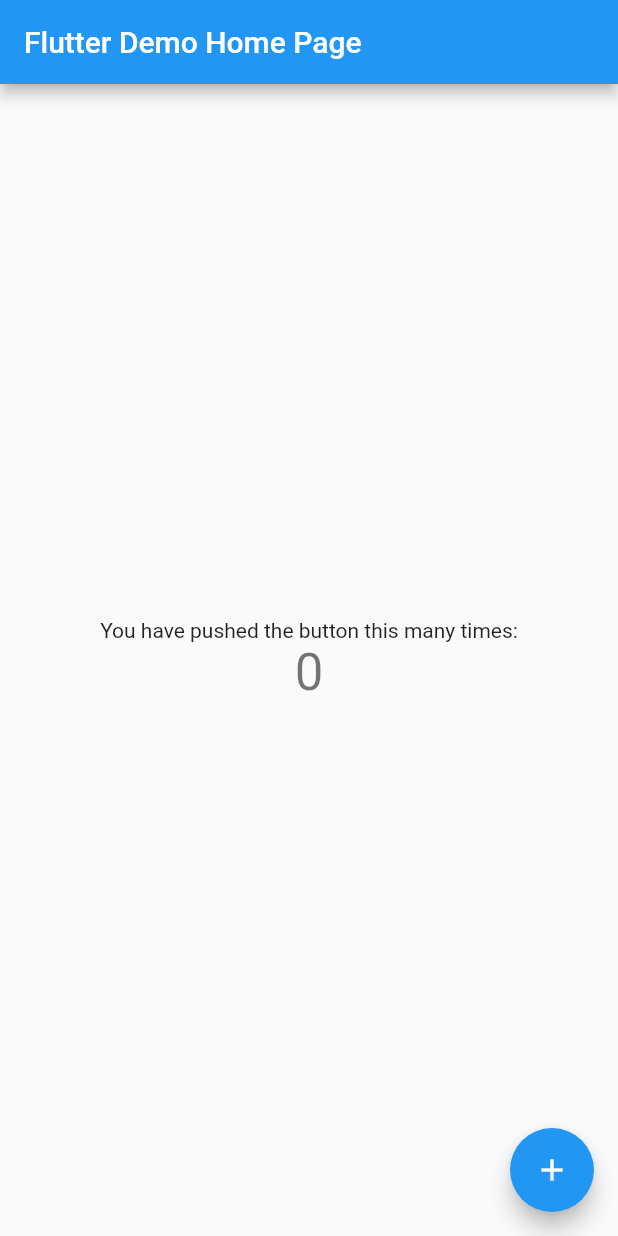
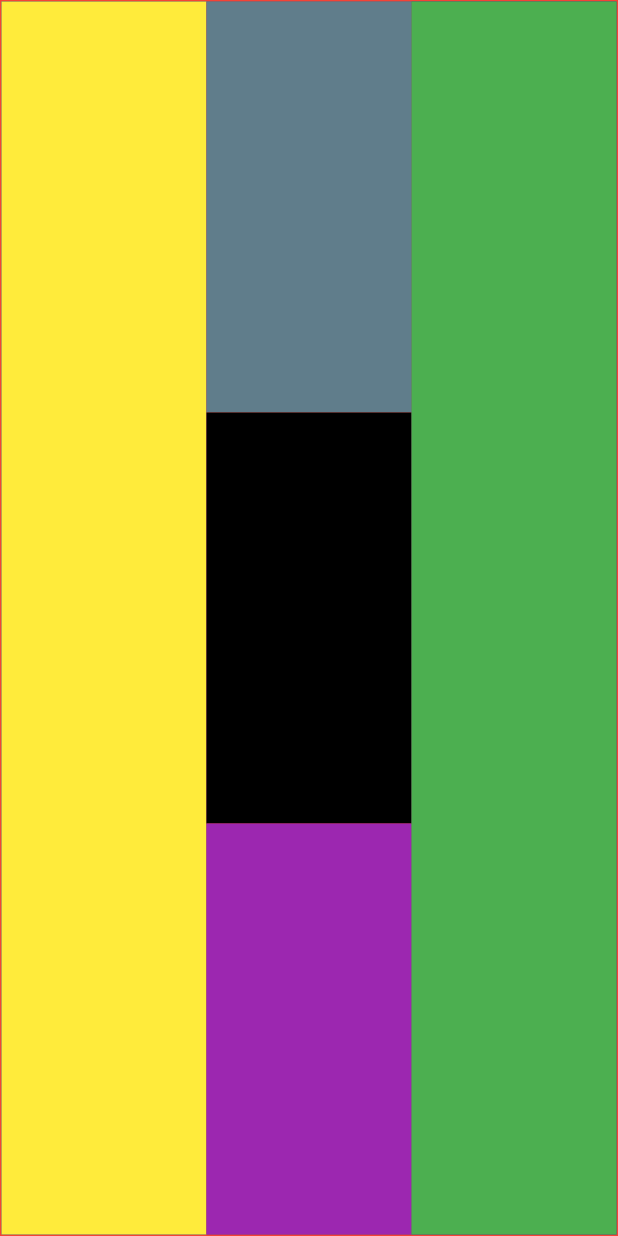
Before and after one commit to SteveLorde/MiniFlutterProject, a Flutter app: the screen it shows after launch, on a phone screen of 412 x 824 dp. Run offline on Flutter 3.47's test engine with Material 2 defaults, Android fonts, the light colour scheme and no system bars.

Commit message:
First Layout

```diff
--- a/miniflutterproject/lib/main.dart
+++ b/miniflutterproject/lib/main.dart
@@ -7,109 +7,74 @@
 class MyApp extends StatelessWidget {
   const MyApp({Key? key}) : super(key: key);
 
-  // This widget is the root of your application.
   @override
   Widget build(BuildContext context) {
     return MaterialApp(
-      title: 'Flutter Demo',
-      theme: ThemeData(
-        // This is the theme of your application.
-        //
-        // Try running your application with "flutter run". You'll see the
-        // application has a blue toolbar. Then, without quitting the app, try
-        // changing the primarySwatch below to Colors.green and then invoke
-        // "hot reload" (press "r" in the console where you ran "flutter run",
-        // or simply save your changes to "hot reload" in a Flutter IDE).
-        // Notice that the counter didn't reset back to zero; the application
-        // is not restarted.
-        primarySwatch: Colors.blue,
-      ),
-      home: const MyHomePage(title: 'Flutter Demo Home Page'),
+      home: MainPage(),
     );
   }
 }
 
-class MyHomePage extends StatefulWidget {
-  const MyHomePage({Key? key, required this.title}) : super(key: key);
-
-  // This widget is the home page of your application. It is stateful, meaning
-  // that it has a State object (defined below) that contains fields that affect
-  // how it looks.
-
-  // This class is the configuration for the state. It holds the values (in this
-  // case the title) provided by the parent (in this case the App widget) and
-  // used by the build method of the State. Fields in a Widget subclass are
-  // always marked "final".
-
-  final String title;
-
-  @override
-  State<MyHomePage> createState() => _MyHomePageState();
-}
-
-class _MyHomePageState extends State<MyHomePage> {
-  int _counter = 0;
-
-  void _incrementCounter() {
-    setState(() {
-      // This call to setState tells the Flutter framework that something has
-      // changed in this State, which causes it to rerun the build method below
-      // so that the display can reflect the updated values. If we changed
-      // _counter without calling setState(), then the build method would not be
-      // called again, and so nothing would appear to happen.
-      _counter++;
-    });
-  }
+class MainPage extends StatelessWidget {
+  const MainPage({
+    Key? key,
+  }) : super(key: key);
 
   @override
   Widget build(BuildContext context) {
-    // This method is rerun every time setState is called, for instance as done
-    // by the _incrementCounter method above.
-    //
-    // The Flutter framework has been optimized to make rerunning build methods
-    // fast, so that you can just rebuild anything that needs updating rather
-    // than having to individually change instances of widgets.
-    return Scaffold(
-      appBar: AppBar(
-        // Here we take the value from the MyHomePage object that was created by
-        // the App.build method, and use it to set our appbar title.
-        title: Text(widget.title),
+    return Container(
+      color: Colors.lightBlue[900],
+      child: Container(
+        decoration: BoxDecoration(border: Border.all(color: Colors.red)),
+        child: Row(children: <Widget>[
+          Expanded(
+              child: Row(
+            children: [
+              Expanded(
+                  child: Container(
+                color: Colors.yellow,
+                child: Column(),
+              )),
+              Expanded(
+                  child: Container(
+                color: Colors.red,
+                child: Column(
+                  children: [
+                    Expanded(
+                      //Multiple Rows
+                        child: Column(
+                      children: [
+                        Expanded(
+                            child: Container(
+                          color: Colors.blueGrey,
+                          child: Row(),
+                        )),
+                        //Put Elements here
+                        Expanded(
+                            child: Container(
+                              color: Colors.black,
+                          child: Row(),
+                        )),
+
+                        Expanded(
+                            child: Container(
+                              color: Colors.purple,
+                          child: Row(),
+                        )),
+                      ],
+                    )),
+                  ],
+                ),
+              )),
+              Expanded(
+                  child: Container(
+                color: Colors.green,
+                child: Column(),
+              ))
+            ],
+          ))
+        ]),
       ),
-      body: Center(
-        // Center is a layout widget. It takes a single child and positions it
-        // in the middle of the parent.
-        child: Column(
-          // Column is also a layout widget. It takes a list of children and
-          // arranges them vertically. By default, it sizes itself to fit its
-          // children horizontally, and tries to be as tall as its parent.
-          //
-          // Invoke "debug painting" (press "p" in the console, choose the
-          // "Toggle Debug Paint" action from the Flutter Inspector in Android
-          // Studio, or the "Toggle Debug Paint" command in Visual Studio Code)
-          // to see the wireframe for each widget.
-          //
-          // Column has various properties to control how it sizes itself and
-          // how it positions its children. Here we use mainAxisAlignment to
-          // center the children vertically; the main axis here is the vertical
-          // axis because Columns are vertical (the cross axis would be
-          // horizontal).
-          mainAxisAlignment: MainAxisAlignment.center,
-          children: <Widget>[
-            const Text(
-              'You have pushed the button this many times:',
-            ),
-            Text(
-              '$_counter',
-              style: Theme.of(context).textTheme.headline4,
-            ),
-          ],
-        ),
-      ),
-      floatingActionButton: FloatingActionButton(
-        onPressed: _incrementCounter,
-        tooltip: 'Increment',
-        child: const Icon(Icons.add),
-      ), // This trailing comma makes auto-formatting nicer for build methods.
     );
   }
 }
```
